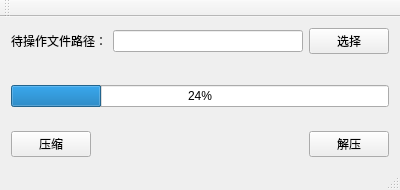
This is Lab2/HuffmanCompression/mainwindow.ui in SANYANGD/DataStructures as Qt 5 draws it before an edit. The edited form follows.
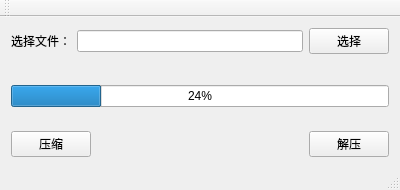
This is the edited form.

Diff of the .ui file:
```diff
--- a/Lab2/HuffmanCompression/mainwindow.ui
+++ b/Lab2/HuffmanCompression/mainwindow.ui
@@ -20,7 +20,7 @@
       <item>
        <widget class="QLabel" name="label">
         <property name="text">
-         <string>待操作文件路径：</string>
+         <string>选择文件：</string>
         </property>
        </widget>
       </item>
```
